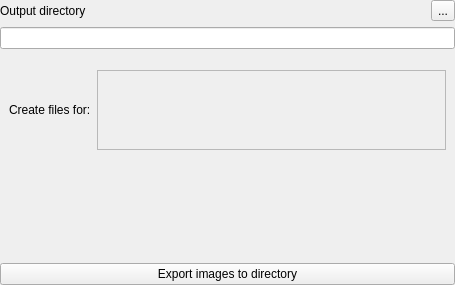
iVS3D/iVS3D, file iVS3D/src/iVS3D-core/view/exportwidget.ui: the form before one commit.
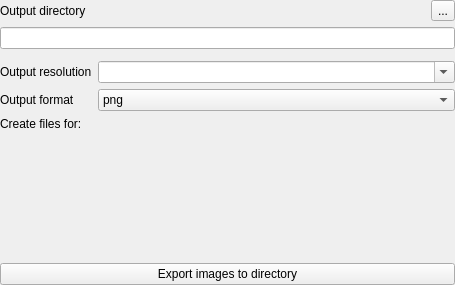
The form after the commit.

Commit message: Moved ROI and Working Resolution on GUI. Added Export Resolution and format (png and jpeg) with validation.

What changed in the file:
```diff
--- a/iVS3D/src/iVS3D-core/view/exportwidget.ui
+++ b/iVS3D/src/iVS3D-core/view/exportwidget.ui
@@ -11,17 +11,11 @@
    </rect>
   </property>
   <property name="sizePolicy">
-   <sizepolicy hsizetype="Preferred" vsizetype="MinimumExpanding">
+   <sizepolicy hsizetype="Preferred" vsizetype="Preferred">
     <horstretch>0</horstretch>
     <verstretch>0</verstretch>
    </sizepolicy>
   </property>
-  <property name="minimumSize">
-   <size>
-    <width>200</width>
-    <height>230</height>
-   </size>
-  </property>
   <property name="windowTitle">
    <string>Form</string>
   </property>
@@ -91,51 +85,53 @@
     </widget>
    </item>
    <item>
-    <widget class="QWidget" name="createFilesWidget" native="true">
-     <layout class="QHBoxLayout" name="createFiles_Layout">
-      <item>
-       <widget class="QLabel" name="label_3">
+    <layout class="QFormLayout" name="formLayout">
+     <item row="0" column="1">
+      <widget class="QComboBox" name="comboBox_resolution">
+       <property name="editable">
+        <bool>true</bool>
+       </property>
+      </widget>
+     </item>
+     <item row="0" column="0">
+      <widget class="QLabel" name="label_2">
+       <property name="text">
+        <string>Output resolution</string>
+       </property>
+      </widget>
+     </item>
+     <item row="1" column="1">
+      <widget class="QComboBox" name="comboBox_format">
+       <item>
         <property name="text">
-         <string>Create files for:</string>
+         <string>png</string>
         </property>
-       </widget>
-      </item>
-      <item>
-       <widget class="QScrollArea" name="scrollArea">
-        <property name="widgetResizable">
-         <bool>true</bool>
+       </item>
+       <item>
+        <property name="text">
+         <string>jpeg</string>
         </property>
-        <widget class="QWidget" name="scrollAreaWidgetContents">
-         <property name="geometry">
-          <rect>
-           <x>0</x>
-           <y>0</y>
-           <width>350</width>
-           <height>70</height>
-          </rect>
-         </property>
-         <layout class="QHBoxLayout" name="horizontalLayout_6">
-          <property name="leftMargin">
-           <number>0</number>
-          </property>
-          <property name="topMargin">
-           <number>0</number>
-          </property>
-          <property name="rightMargin">
-           <number>0</number>
-          </property>
-          <property name="bottomMargin">
-           <number>0</number>
-          </property>
-          <item>
-           <layout class="QVBoxLayout" name="verticalLayout_transforms"/>
-          </item>
-         </layout>
-        </widget>
-       </widget>
-      </item>
-     </layout>
-    </widget>
+       </item>
+      </widget>
+     </item>
+     <item row="1" column="0">
+      <widget class="QLabel" name="label_4">
+       <property name="text">
+        <string>Output format</string>
+       </property>
+      </widget>
+     </item>
+     <item row="2" column="0">
+      <widget class="QLabel" name="label_transforms">
+       <property name="text">
+        <string>Create files for:</string>
+       </property>
+      </widget>
+     </item>
+     <item row="2" column="1">
+      <layout class="QVBoxLayout" name="verticalLayout_transforms"/>
+     </item>
+    </layout>
    </item>
    <item>
     <spacer name="verticalSpacer">
```
The commit also changes 32 other files.
